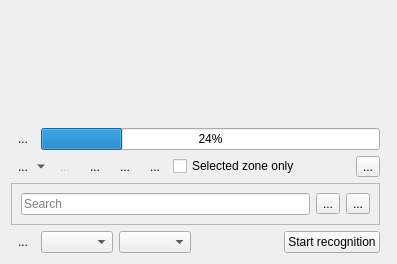
This is src/ui/textbasededit_ui.ui in KDE/kdenlive as Qt 5 draws it before an edit. The edited form follows.
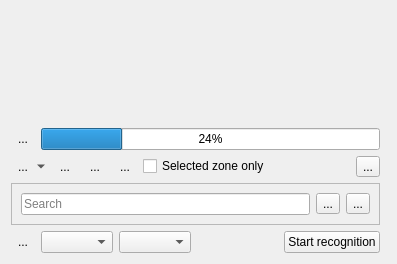
This is the edited form. Icons and pictures are not drawn. Custom widgets are drawn as their Qt base class.

Commit message: Add undo redo to text based edit

The edit to the form file:
```diff
--- a/src/ui/textbasededit_ui.ui
+++ b/src/ui/textbasededit_ui.ui
@@ -131,7 +131,48 @@
       <property name="bottomMargin">
        <number>0</number>
       </property>
+      <item row="0" column="7">
+       <widget class="QToolButton" name="subMenu">
+        <property name="text">
+         <string>...</string>
+        </property>
+        <property name="icon">
+         <iconset theme="application-menu">
+          <normaloff>.</normaloff>.</iconset>
+        </property>
+        <property name="popupMode">
+         <enum>QToolButton::InstantPopup</enum>
+        </property>
+       </widget>
+      </item>
+      <item row="0" column="2">
+       <widget class="QToolButton" name="button_bookmark">
+        <property name="text">
+         <string>...</string>
+        </property>
+        <property name="autoRaise">
+         <bool>true</bool>
+        </property>
+       </widget>
+      </item>
       <item row="0" column="5">
+       <widget class="QCheckBox" name="speech_zone">
+        <property name="text">
+         <string>Selected zone only</string>
+        </property>
+       </widget>
+      </item>
+      <item row="0" column="3">
+       <widget class="QToolButton" name="button_delete">
+        <property name="text">
+         <string>...</string>
+        </property>
+        <property name="autoRaise">
+         <bool>true</bool>
+        </property>
+       </widget>
+      </item>
+      <item row="0" column="4">
        <widget class="QToolButton" name="button_search">
         <property name="text">
          <string>...</string>
@@ -148,37 +189,6 @@
         </property>
        </widget>
       </item>
-      <item row="0" column="3">
-       <widget class="QToolButton" name="button_bookmark">
-        <property name="text">
-         <string>...</string>
-        </property>
-        <property name="autoRaise">
-         <bool>true</bool>
-        </property>
-       </widget>
-      </item>
-      <item row="0" column="6">
-       <widget class="QCheckBox" name="speech_zone">
-        <property name="text">
-         <string>Selected zone only</string>
-        </property>
-       </widget>
-      </item>
-      <item row="0" column="8">
-       <widget class="QToolButton" name="subMenu">
-        <property name="text">
-         <string>...</string>
-        </property>
-        <property name="icon">
-         <iconset theme="application-menu">
-          <normaloff>.</normaloff>.</iconset>
-        </property>
-        <property name="popupMode">
-         <enum>QToolButton::InstantPopup</enum>
-        </property>
-       </widget>
-      </item>
       <item row="0" column="1">
        <widget class="QToolButton" name="button_insert">
         <property name="text">
@@ -195,37 +205,7 @@
         </property>
        </widget>
       </item>
-      <item row="0" column="4">
-       <widget class="QToolButton" name="button_delete">
-        <property name="text">
-         <string>...</string>
-        </property>
-        <property name="autoRaise">
-         <bool>true</bool>
-        </property>
-       </widget>
-      </item>
-      <item row="0" column="2">
-       <widget class="QToolButton" name="button_add">
-        <property name="enabled">
-         <bool>false</bool>
-        </property>
-        <property name="toolTip">
-         <string>Save edited text in a new playlist</string>
-        </property>
-        <property name="text">
-         <string>...</string>
-        </property>
-        <property name="icon">
-         <iconset theme="document-save-as">
-          <normaloff>.</normaloff>.</iconset>
-        </property>
-        <property name="autoRaise">
-         <bool>true</bool>
-        </property>
-       </widget>
-      </item>
-      <item row="0" column="7">
+      <item row="0" column="6">
        <spacer name="horizontalSpacer_3">
         <property name="orientation">
          <enum>Qt::Horizontal</enum>
```
The commit also changes 1 other file.
